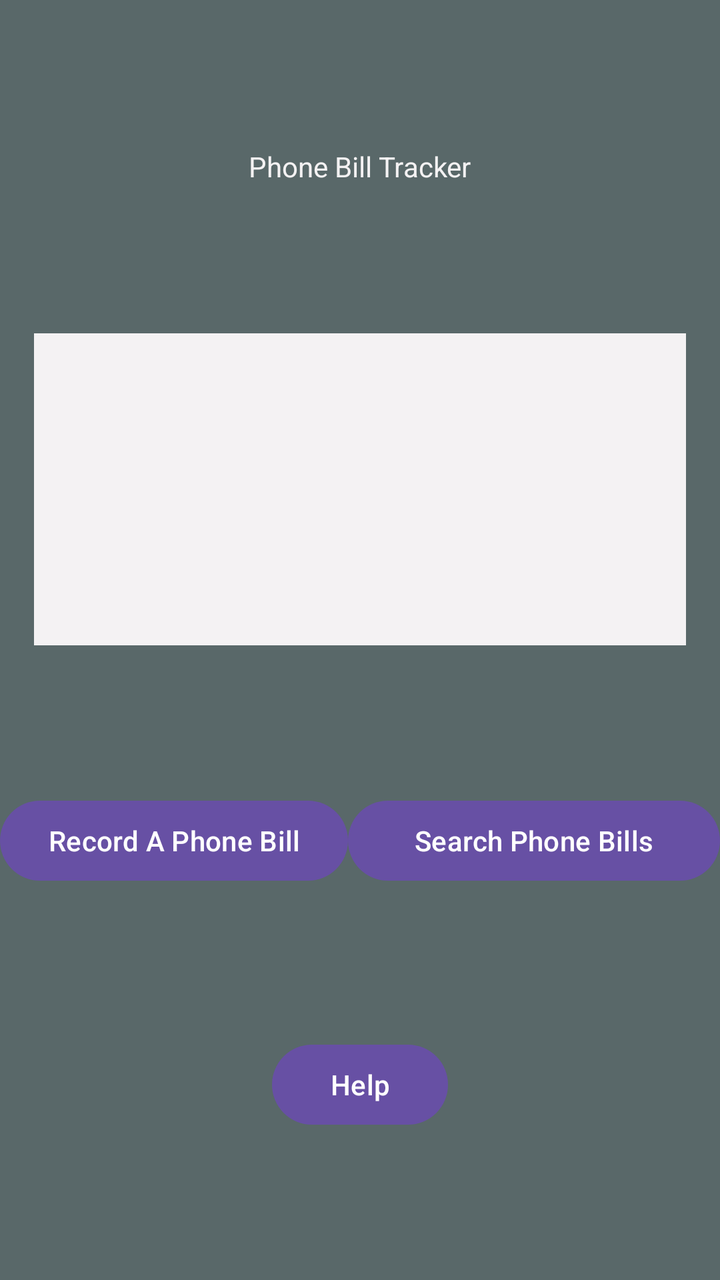
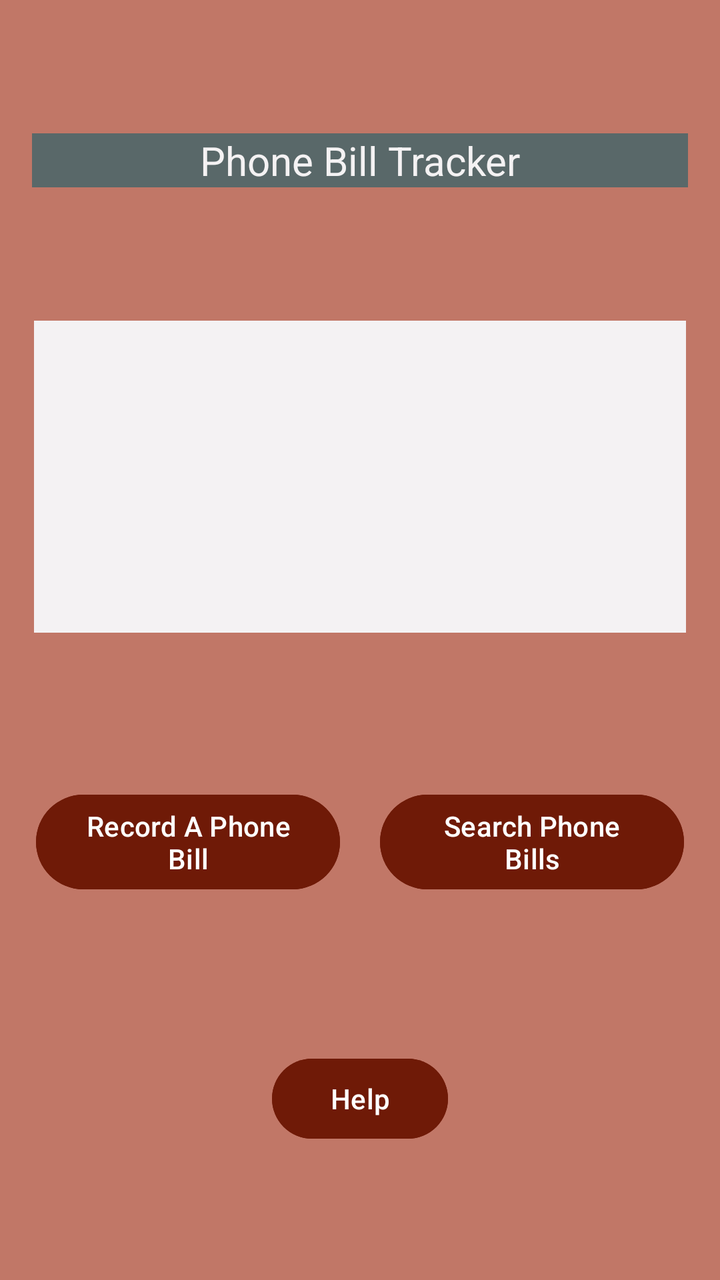

Screens rendered from an Android XML layout before and after an edit, with the pre-edit source and the edit as a unified diff.
<!-- AndroidManifest.xml: application theme Theme.PhoneBill -->
<!-- res/layout/activity_main.xml -->
<?xml version="1.0" encoding="utf-8"?>
<androidx.constraintlayout.widget.ConstraintLayout xmlns:android="http://schemas.android.com/apk/res/android"
    xmlns:app="http://schemas.android.com/apk/res-auto"
    xmlns:tools="http://schemas.android.com/tools"
    android:id="@+id/main"
    android:layout_width="match_parent"
    android:layout_height="match_parent"
    android:background="@color/grey"
    tools:context=".MainActivity">

    <TextView
        android:id="@+id/phoneBillAppTitle"
        android:layout_width="wrap_content"
        android:layout_height="wrap_content"
        android:text="@string/phone_bill_title"
        android:textColor="@color/white"
        app:layout_constraintBottom_toTopOf="@id/phoneBills"
        app:layout_constraintEnd_toEndOf="parent"
        app:layout_constraintStart_toStartOf="parent"
        app:layout_constraintTop_toTopOf="parent" />


    <ListView
        android:id="@+id/phoneBills"
        android:layout_width="326dp"
        android:layout_height="156dp"
        android:background="@color/white"
        app:layout_constraintBottom_toTopOf="@id/phoneBillActivitiesBlock"
        app:layout_constraintEnd_toEndOf="parent"
        app:layout_constraintStart_toStartOf="parent"
        app:layout_constraintTop_toBottomOf="@id/phoneBillAppTitle" />


    <LinearLayout
        android:id="@+id/phoneBillActivitiesBlock"
        android:layout_width="0dp"
        android:layout_height="wrap_content"
        android:orientation="horizontal"
        app:layout_constraintBottom_toTopOf="@id/helpButton"
        app:layout_constraintEnd_toEndOf="parent"
        app:layout_constraintStart_toStartOf="parent"
        app:layout_constraintTop_toBottomOf="@id/phoneBills"

        >

        <Button
            android:id="@+id/launchPhoneBillRecorder"
            android:layout_width="wrap_content"
            android:layout_height="wrap_content"
            android:onClick="launchRecordPhoneBill"
            android:text="@string/record_a_phone_bill_button" />

        <Button
            android:id="@+id/launchPhoneBillSearch"
            android:layout_width="0dp"
            android:layout_height="wrap_content"
            android:layout_weight="1"
            android:onClick="launchSearchPhoneBills"
            android:text="@string/search_phone_bills" />

    </LinearLayout>

    <Button
        android:id="@+id/helpButton"
        android:layout_width="wrap_content"
        android:layout_height="wrap_content"
        android:onClick="launchREADME"
        android:text="@string/help"
        app:layout_constraintBottom_toBottomOf="parent"
        app:layout_constraintEnd_toEndOf="parent"
        app:layout_constraintStart_toStartOf="parent"
        app:layout_constraintTop_toBottomOf="@+id/phoneBillActivitiesBlock" />


</androidx.constraintlayout.widget.ConstraintLayout>
<!-- resources referenced by this layout -->
<resources>
  <color name="grey">#596869</color>
  <color name="white">#f4f2f3</color>
  <string name="help">Help</string>
  <string name="phone_bill_title">Phone Bill Tracker</string>
  <string name="record_a_phone_bill_button">Record A Phone Bill</string>
  <string name="search_phone_bills">Search Phone Bills</string>
  <style name="Theme.PhoneBill" parent="Base.Theme.PhoneBill" />
  <style name="Base.Theme.PhoneBill" parent="Theme.Material3.DayNight.NoActionBar">
          
          
      </style>
</resources>

<!-- the commit's change to res/layout/activity_main.xml (unified diff, before → after) -->
@@ -5,15 +5,20 @@
     android:id="@+id/main"
     android:layout_width="match_parent"
     android:layout_height="match_parent"
-    android:background="@color/grey"
+    android:background="@color/pink"
     tools:context=".MainActivity">
 
     <TextView
         android:id="@+id/phoneBillAppTitle"
-        android:layout_width="wrap_content"
+        android:layout_width="0dp"
         android:layout_height="wrap_content"
+        android:layout_marginStart="16dp"
+        android:layout_marginEnd="16dp"
+        android:background="@color/grey"
         android:text="@string/phone_bill_title"
+        android:textAlignment="center"
         android:textColor="@color/white"
+        android:textSize="20sp"
         app:layout_constraintBottom_toTopOf="@id/phoneBills"
         app:layout_constraintEnd_toEndOf="parent"
         app:layout_constraintStart_toStartOf="parent"
@@ -35,28 +40,35 @@
         android:id="@+id/phoneBillActivitiesBlock"
         android:layout_width="0dp"
         android:layout_height="wrap_content"
+        android:layout_marginStart="8dp"
+        android:layout_marginEnd="8dp"
         android:orientation="horizontal"
+        android:weightSum="2"
         app:layout_constraintBottom_toTopOf="@id/helpButton"
+
         app:layout_constraintEnd_toEndOf="parent"
         app:layout_constraintStart_toStartOf="parent"
-        app:layout_constraintTop_toBottomOf="@id/phoneBills"
-
-        >
+        app:layout_constraintTop_toBottomOf="@id/phoneBills">
 
         <Button
             android:id="@+id/launchPhoneBillRecorder"
-            android:layout_width="wrap_content"
+            android:layout_width="0dp"
             android:layout_height="wrap_content"
+            android:layout_margin="10dp"
+            android:layout_weight="1"
             android:onClick="launchRecordPhoneBill"
-            android:text="@string/record_a_phone_bill_button" />
+            android:text="@string/record_a_phone_bill_button"
+            android:backgroundTint="@color/red"/>
 
         <Button
             android:id="@+id/launchPhoneBillSearch"
             android:layout_width="0dp"
             android:layout_height="wrap_content"
+            android:layout_margin="10dp"
             android:layout_weight="1"
             android:onClick="launchSearchPhoneBills"
-            android:text="@string/search_phone_bills" />
+            android:text="@string/search_phone_bills"
+            android:backgroundTint="@color/red"/>
 
     </LinearLayout>
 
@@ -69,7 +81,8 @@
         app:layout_constraintBottom_toBottomOf="parent"
         app:layout_constraintEnd_toEndOf="parent"
         app:layout_constraintStart_toStartOf="parent"
-        app:layout_constraintTop_toBottomOf="@+id/phoneBillActivitiesBlock" />
+        app:layout_constraintTop_toBottomOf="@+id/phoneBillActivitiesBlock"
+        android:backgroundTint="@color/red"/>
 
 
 </androidx.constraintlayout.widget.ConstraintLayout>
<!-- resource entries referenced after the edit -->
@@ -1,6 +1,8 @@
 <!-- resources referenced by this layout -->
 <resources>
   <color name="grey">#596869</color>
+  <color name="pink">#c17767</color>
+  <color name="red">#6f1a07</color>
   <color name="white">#f4f2f3</color>
   <string name="help">Help</string>
   <string name="phone_bill_title">Phone Bill Tracker</string>
